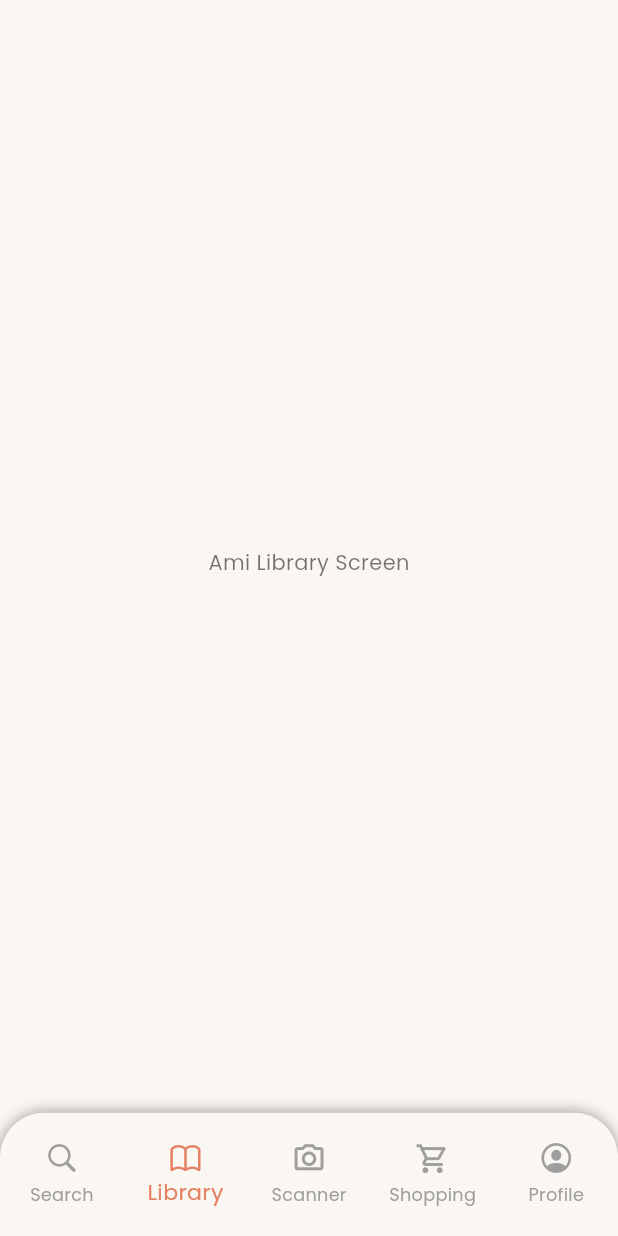
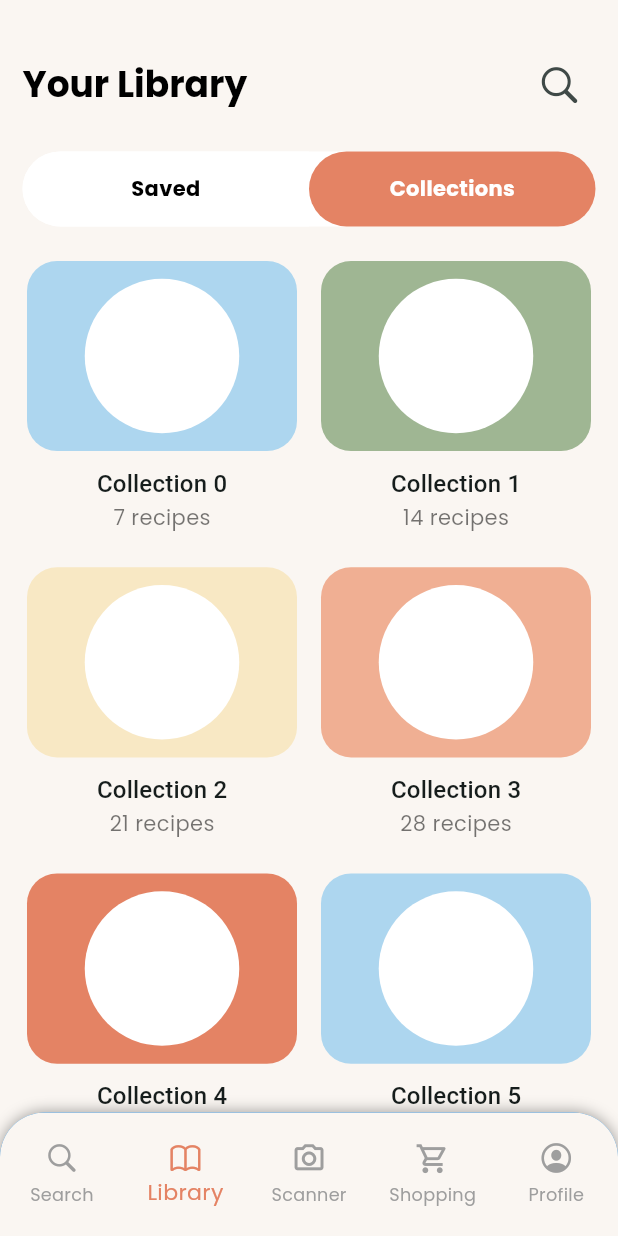
Before and after one commit to ninadgns/Android-Project-Pink-Flag, a Flutter app: the screen it shows after launch, item 2 of the bottom bar chosen, on a phone screen of 412 x 824 dp. Run offline on Flutter 3.47's test engine with Material 3 defaults, Android fonts, the phone set to English and light mode, and no system bars; our stand-ins replace carousel_slider, font_awesome_flutter, google_fonts.

```diff
--- a/lib/data/themeData.dart
+++ b/lib/data/themeData.dart
@@ -2,12 +2,13 @@ import 'package:flutter/material.dart';
 import 'package:google_fonts/google_fonts.dart';
 
 final ThemeData appTheme = ThemeData(
+
   colorScheme: ColorScheme.fromSeed(
     seedColor: const Color(0xFFADD6CF), // Using Pastel Blue as the base seed color
     primary: const Color(0xFFADD6CF), // Pastel Blue
     secondary: const Color(0xFFF0AF9E), // Pastel Pink
     tertiary: const Color(0xFF9FB693), // Laurel Green
-    background: const Color(0xFFF8E8C4), // Lemon Meringue
+    surface: const Color(0xFFF8E8C4), // Lemon Meringue
     error: const Color(0xFFE48364), // Copper
   ),
   scaffoldBackgroundColor: const Color(0xfffaf6f2), // Lemon Meringue
@@ -48,7 +49,7 @@ final ThemeData appTheme = ThemeData(
     ),
     iconTheme: const IconThemeData(color: Colors.white),
   ),
-  bottomNavigationBarTheme:  BottomNavigationBarThemeData(
+  bottomNavigationBarTheme:  const BottomNavigationBarThemeData(
     backgroundColor: Color(0xfffaf6f2), // Lemon Meringue
     selectedItemColor: Color(0xFFE48364), // Copper
     unselectedItemColor: Colors.grey,
--- a/lib/screens/HomeScreen.dart
+++ b/lib/screens/HomeScreen.dart
@@ -23,16 +23,9 @@ class _HomescreenState extends State<Homescreen> {
     double _height = MediaQuery.of(context).size.height;
 
     return Scaffold(
-      appBar: AppBar(
-
-        // title: const Text('Home Screen'),
-        backgroundColor: Colors.transparent,
-        systemOverlayStyle: SystemUiOverlayStyle.dark,
-        elevation: 0,
-      ),
-      // backgroundColor: Colors.transparent,
       extendBodyBehindAppBar: true,
-
+    extendBody: true,
+    // backgroundColor: ,
       body: Container(
         margin: EdgeInsets.only(top: _height * 0.01),
         child: Center(
@@ -41,18 +34,24 @@ class _HomescreenState extends State<Homescreen> {
       ),
         bottomNavigationBar: Container(
             height: _height * 0.1,
-          // alignment: Alignment.topCenter,
             decoration: const BoxDecoration(
+                color: Colors.blue,
                 borderRadius: BorderRadius.only(
-                topRight: Radius.circular(30), topLeft: Radius.circular(30)),
+                    topRight: Radius.circular(30),
+                    topLeft: Radius.circular(30)
+                ),
                 boxShadow: [
-              BoxShadow(color: Colors.black38, spreadRadius: 0, blurRadius: 8),
-            ],
+                  BoxShadow(
+                      color: Colors.black38,
+                      spreadRadius: 0,
+                      blurRadius: 8
+                  )
+                ]
             ),
             child: ClipRRect(
                 borderRadius: const BorderRadius.only(
                     topLeft: Radius.circular(30.0),
-              topRight: Radius.circular(30.0),
+                    topRight: Radius.circular(30.0)
                 ),
                 child: BottomNavigationBar(
                   selectedFontSize: _width / 28,
@@ -62,8 +61,10 @@ class _HomescreenState extends State<Homescreen> {
                   currentIndex: _current_index,
                   iconSize: _height * 0.028,
                   type: BottomNavigationBarType.fixed,
-            ),
-          )),
+                  // backgroundColor: Colors.red, // Set the background color here
+                )
+            )
+        )
     );
   }
 }
--- a/lib/screens/LibraryScreen.dart
+++ b/lib/screens/LibraryScreen.dart
@@ -1,10 +1,129 @@
+import 'package:flutter/cupertino.dart';
 import 'package:flutter/material.dart';
+import 'package:lab/widgets/LibraryScreen/LibraryCollections.dart';
+import 'package:lab/widgets/LibraryScreen/LibrarySaved.dart';
 
-class LibraryScreen extends StatelessWidget {
+class LibraryScreen extends StatefulWidget {
   const LibraryScreen({super.key});
 
   @override
+  State<LibraryScreen> createState() => _LibraryScreenState();
+}
+
+class _LibraryScreenState extends State<LibraryScreen> {
+  // State variable for the button
+  bool isCollectionsSelected = true; // Default to Collections
+
+  @override
   Widget build(BuildContext context) {
-    return const Center(child: Text('Ami Library Screen'));
+    return Container(
+      padding: const EdgeInsets.symmetric(horizontal: 15),
+      child: Column(
+        crossAxisAlignment: CrossAxisAlignment.start,
+        children: [
+          SizedBox(height: MediaQuery.of(context).size.height * 0.03),
+          Row(
+            mainAxisAlignment: MainAxisAlignment.spaceBetween,
+            children: [
+              Text(
+                'Your Library',
+                style: Theme.of(context).textTheme.displayMedium,
+              ),
+              IconButton(
+                onPressed: () {},
+                icon: const Icon(
+                  CupertinoIcons.search,
+                  size: 30,
+                ),
+              ),
+            ],
+          ),
+          const SizedBox(height: 20),
+          Container(
+            height: 50,
+            decoration: BoxDecoration(
+              color: Colors.white,
+              borderRadius: BorderRadius.circular(25),
+            ),
+            child: Row(
+              mainAxisAlignment: MainAxisAlignment.spaceEvenly,
+              children: [
+                Expanded(
+                  child: GestureDetector(
+                    onTap: () {
+                      setState(() {
+                        isCollectionsSelected = false;
+                      });
+                    },
+                    child: Container(
+                      decoration: BoxDecoration(
+                        color: isCollectionsSelected
+                            ? Colors.white
+                            : Theme.of(context).colorScheme.error,
+                        borderRadius: !isCollectionsSelected
+                            ? BorderRadius.all(Radius.circular(25))
+                            : BorderRadius.only(
+                                bottomLeft: Radius.circular(25),
+                                topLeft: Radius.circular(25),
+                              ),
+                      ),
+                      alignment: Alignment.center,
+                      child: Text(
+                        'Saved',
+                        style: TextStyle(
+                          color: isCollectionsSelected
+                              ? Colors.black
+                              : Colors.white,
+                          fontWeight: FontWeight.bold,
+                        ),
+                      ),
+                    ),
+                  ),
+                ),
+                Expanded(
+                  child: GestureDetector(
+                    onTap: () {
+                      setState(() {
+                        isCollectionsSelected = true;
+                      });
+                    },
+                    child: Container(
+                      decoration: BoxDecoration(
+                        color: isCollectionsSelected
+                            ? Theme.of(context).colorScheme.error
+                            : Colors.white,
+                        borderRadius: isCollectionsSelected
+                            ? BorderRadius.all(Radius.circular(25))
+                            : BorderRadius.only(
+                                topRight: Radius.circular(25),
+                                bottomRight: Radius.circular(25),
+                              ),
+                      ),
+                      alignment: Alignment.center,
+                      child: Text(
+                        'Collections',
+                        style: TextStyle(
+                          color: isCollectionsSelected
+                              ? Colors.white
+                              : Colors.black,
+                          fontWeight: FontWeight.bold,
+                        ),
+                      ),
+                    ),
+                  ),
+                ),
+              ],
+            ),
+          ),
+          const SizedBox(height: 20),
+          Expanded(
+            child: Center(
+              child:
+                  isCollectionsSelected ? LibraryCollections() : LibrarySaved(),
+            ),
+          ),
+        ],
+      ),
+    );
   }
 }
--- /dev/null
+++ b/lib/widgets/LibraryScreen/CollectionItem.dart
@@ -0,0 +1,42 @@
+import 'package:flutter/material.dart';
+
+import '../../data/constants.dart';
+
+class CollectionItem extends StatelessWidget {
+  CollectionItem({super.key, required this.index});
+  int index;
+  @override
+  Widget build(BuildContext context) {
+    double _height = MediaQuery.of(context).size.height;
+    double _width = MediaQuery.of(context).size.width;
+    return Container(
+      margin: const EdgeInsets.all(3),
+      child: Column(
+        children: [
+          Container(
+            height: _height / 6.5,
+            width: double.maxFinite,
+            decoration: BoxDecoration(
+              color: colorShades[index % colorShades.length],
+              borderRadius: BorderRadius.circular(20),
+            ),
+            child: Center(
+              child: CircleAvatar(
+                backgroundColor: Colors.white,
+                radius: _width/8, // Adjust the radius to change the size
+              ),
+            ),
+          ),
+          const SizedBox(height: 10),
+          Text(
+            'Collection $index',
+            style: Theme.of(context).textTheme.titleMedium,
+            softWrap: false,
+            overflow: TextOverflow.ellipsis,
+          ),
+          Text('${(index + 1) * 7} recipes'),
+        ],
+      ),
+    );
+  }
+}
--- /dev/null
+++ b/lib/widgets/LibraryScreen/LibraryCollections.dart
@@ -0,0 +1,28 @@
+import 'package:flutter/material.dart';
+
+import '../../data/constants.dart';
+import 'CollectionItem.dart';
+
+class LibraryCollections extends StatelessWidget {
+  const LibraryCollections({super.key});
+
+  @override
+  Widget build(BuildContext context) {
+    double _height = MediaQuery.of(context).size.height;
+    return GridView.builder(
+      gridDelegate: SliverGridDelegateWithFixedCrossAxisCount(
+        crossAxisCount: 2, // Number of columns
+        mainAxisSpacing: 8.0, // Spacing between rows
+        crossAxisSpacing: 10.0, // Spacing between columns
+        childAspectRatio: 1.0, // Aspe+ct ratio of each item
+        mainAxisExtent: _height/4.2, // Height of each item
+      ),
+      itemBuilder: (context, index) {
+        return CollectionItem(
+          index: index,
+        );
+      },
+      itemCount: 10,
+    );
+  }
+}
```
Also changed, not shown: lib/screens/SearchScreen.dart (+29 -11 lines), lib/widgets/LibraryScreen/LibrarySaved.dart (added, +29 -0 lines), lib/widgets/LibraryScreen/SavedItem.dart (added, +42 -0 lines), lib/widgets/SearchScreen/CatFoodList.dart (renamed from lib/widgets/CatFoodList.dart, +7 -20 lines), lib/widgets/SearchScreen/HorizontalScrollingCat.dart (renamed from lib/widgets/HorizontalScrollingCat.dart, +5 -2 lines), lib/widgets/SearchScreen/HorizontalScrollingFoodItem.dart (added, +131 -0 lines), lib/widgets/SearchScreen/SearchBarHome.dart (renamed from lib/widgets/SearchBarHome.dart), lib/widgets/SearchScreen/categoryCard.dart (renamed from lib/widgets/categoryCard.dart). Lines whose indentation alone changed are shown as unchanged.
